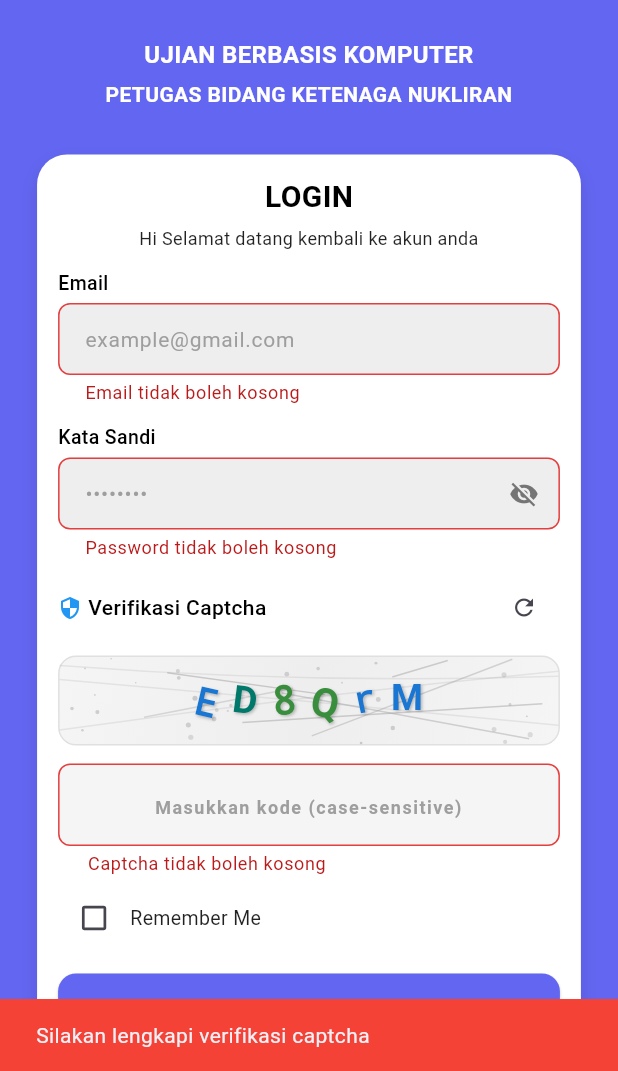
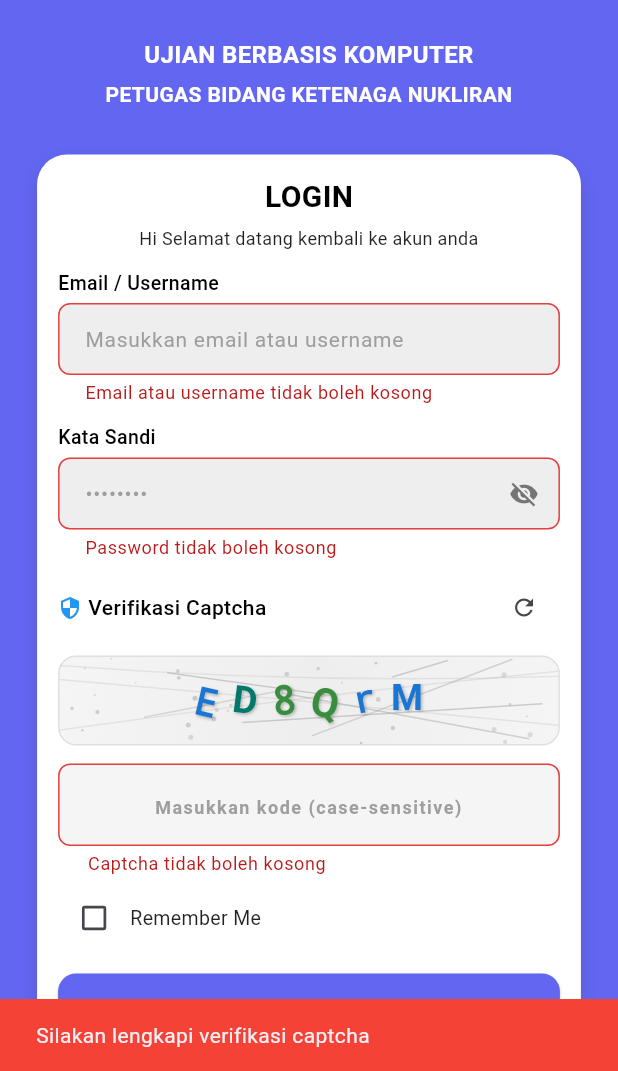
Before and after one commit to vy09/cat_project, a Flutter app: the screen it shows after launch, after a tap on "Masuk", on a phone screen of 412 x 824 dp, the part 165-1236 px from its top. Run offline on Flutter 3.47's test engine with Material 3 defaults, Android fonts, the phone set to English and light mode, and no system bars; our stand-ins replace flutter_dotenv, flutter_secure_storage.

Commit message:
feat: Refactor login functionality to accept username or email; update UI and validation messages

```diff
--- a/lib/app/constants/api_constants.dart
+++ b/lib/app/constants/api_constants.dart
@@ -1,5 +1,4 @@
 class ApiConstants {
-
   static const String loginEndpoint = '/auth/login';
   static const String examsEndpoint = '/exams';
   static const String questionsEndpoint = '/questions';
--- a/lib/core/services/auth_service.dart
+++ b/lib/core/services/auth_service.dart
@@ -15,9 +15,12 @@ class AuthService {
   AuthService._internal();
 
   /// Handle user login with UI navigation
+  /// [username] can be email or username
+  /// [password] user password
+  /// [rememberMe] whether to remember login session
   Future<void> login(
     BuildContext context,
-    String email,
+    String username,
     String password,
     bool rememberMe,
   ) async {
@@ -34,7 +37,7 @@ class AuthService {
 
     try {
       // Call API login
-      final result = await loginApi(username: email, password: password);
+      final result = await loginApi(username: username, password: password);
 
       // Close loading dialog
       if (context.mounted) {
@@ -75,6 +78,8 @@ class AuthService {
   }
 
   /// API-based login (without UI)
+  /// [username] accepts both email and username format
+  /// [password] plain password - backend handles hashing
   Future<AuthResult> loginApi({
     required String username,
     required String password,
@@ -112,6 +117,11 @@ class AuthService {
             key: 'username',
             value: responseData['username'],
           );
+        }
+
+        // Save email
+        if (responseData['email'] != null) {
+          await _storage.write(key: 'email', value: responseData['email']);
         }
 
         // Save nama
@@ -189,6 +199,11 @@ class AuthService {
     return await _storage.read(key: 'username');
   }
 
+  /// Get email
+  Future<String?> getEmail() async {
+    return await _storage.read(key: 'email');
+  }
+
   /// Get nama
   Future<String?> getNama() async {
     return await _storage.read(key: 'nama');
--- a/lib/modules/auth/login/login_screen.dart
+++ b/lib/modules/auth/login/login_screen.dart
@@ -12,7 +12,7 @@ class LoginScreen extends StatefulWidget {
 
 class _LoginScreenState extends State<LoginScreen> {
   final _formKey = GlobalKey<FormState>();
-  final _emailController = TextEditingController();
+  final _usernameController = TextEditingController();
   final _passwordController = TextEditingController();
   final _authService = AuthService();
   final _captchaService = CaptchaService();
@@ -22,7 +22,7 @@ class _LoginScreenState extends State<LoginScreen> {
 
   @override
   void dispose() {
-    _emailController.dispose();
+    _usernameController.dispose();
     _passwordController.dispose();
     super.dispose();
   }
@@ -31,7 +31,7 @@ class _LoginScreenState extends State<LoginScreen> {
     if (_formKey.currentState!.validate() && _isCaptchaValid) {
       _authService.login(
         context,
-        _emailController.text,
+        _usernameController.text,
         _passwordController.text,
         _rememberMe,
       );
@@ -65,7 +65,6 @@ class _LoginScreenState extends State<LoginScreen> {
     final screenWidth = MediaQuery.of(context).size.width;
     final isSmallScreen = screenHeight < 700;
     final isTablet = screenWidth > 600;
-    final isDesktop = screenWidth > 1024;
 
     return Scaffold(
       backgroundColor: const Color(0xFF6366F1),
@@ -77,9 +76,7 @@ class _LoginScreenState extends State<LoginScreen> {
                 constraints: BoxConstraints(minHeight: constraints.maxHeight),
                 child: Padding(
                   padding: EdgeInsets.symmetric(
-                    horizontal: isDesktop
-                        ? constraints.maxWidth * 0.3
-                        : isTablet
+                    horizontal: isTablet
                         ? constraints.maxWidth * 0.2
                         : screenWidth * 0.06,
                   ),
@@ -143,11 +140,7 @@ class _LoginScreenState extends State<LoginScreen> {
                       Container(
                         width: double.infinity,
                         constraints: BoxConstraints(
-                          maxWidth: isDesktop
-                              ? 400
-                              : isTablet
-                              ? 500
-                              : double.infinity,
+                          maxWidth: isTablet ? 500 : double.infinity,
                         ),
                         padding: EdgeInsets.all(
                           isSmallScreen
@@ -205,9 +198,9 @@ class _LoginScreenState extends State<LoginScreen> {
                                 ),
                               ),
                               SizedBox(height: isSmallScreen ? 8 : 12),
-                              // Email Field
+                              // Email/Username Field
                               Text(
-                                'Email',
+                                'Email / Username',
                                 style: TextStyle(
                                   fontSize: isSmallScreen
                                       ? 12
@@ -220,10 +213,10 @@ class _LoginScreenState extends State<LoginScreen> {
                               ),
                               SizedBox(height: isSmallScreen ? 3 : 4),
                               TextFormField(
-                                controller: _emailController,
-                                keyboardType: TextInputType.emailAddress,
+                                controller: _usernameController,
+                                keyboardType: TextInputType.text,
                                 decoration: InputDecoration(
-                                  hintText: 'example@gmail.com',
+                                  hintText: 'Masukkan email atau username',
                                   filled: true,
                                   fillColor: Colors.grey[200],
                                   border: OutlineInputBorder(
@@ -241,10 +234,7 @@ class _LoginScreenState extends State<LoginScreen> {
                                 ),
                                 validator: (value) {
                                   if (value == null || value.isEmpty) {
-                                    return 'Email tidak boleh kosong';
-                                  }
-                                  if (!value.contains('@')) {
-                                    return 'Email tidak valid';
+                                    return 'Email atau username tidak boleh kosong';
                                   }
                                   return null;
                                 },
--- a/lib/modules/auth/login/widgets/login_form_widget.dart
+++ b/lib/modules/auth/login/widgets/login_form_widget.dart
@@ -58,9 +58,9 @@ class LoginFormWidget extends StatelessWidget {
               ),
             ),
             SizedBox(height: screenHeight * 0.01),
-            // Email Field
+            // Email/Username Field
             const Text(
-              'Username',
+              'Email / Username',
               style: TextStyle(
                 fontSize: 13,
                 fontWeight: FontWeight.w500,
@@ -70,9 +70,9 @@ class LoginFormWidget extends StatelessWidget {
             SizedBox(height: screenHeight * 0.003),
             TextFormField(
               controller: emailController,
-              keyboardType: TextInputType.emailAddress,
+              keyboardType: TextInputType.text,
               decoration: InputDecoration(
-                hintText: 'Username Anda',
+                hintText: 'Masukkan email atau username',
                 filled: true,
                 fillColor: Colors.grey[200],
                 border: OutlineInputBorder(
@@ -86,7 +86,7 @@ class LoginFormWidget extends StatelessWidget {
               ),
               validator: (value) {
                 if (value == null || value.isEmpty) {
-                  return 'Username tidak boleh kosong';
+                  return 'Email atau username tidak boleh kosong';
                 }
                 return null;
               },
```
